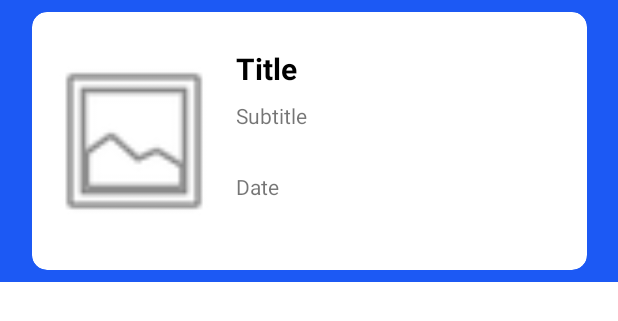
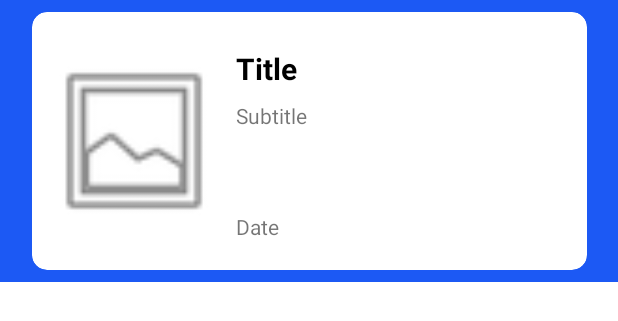
Before and after one commit to michaellchandra/MAD_MVVM_MovieDB, an Android app: the layout card_now_playing.xml on its own in the app's theme, with its tools: preview values and no code run, on a phone screen of 412 x 824 dp. Shown: the top 321 px of the screen. Run offline under Robolectric (Android 15) with nearby library versions, the phone set to English and light mode, and no system bars.

Commit message:
initial commit

```diff
--- a/app/src/main/res/layout/card_now_playing.xml
+++ b/app/src/main/res/layout/card_now_playing.xml
@@ -40,11 +40,11 @@
 
             <TextView
                 android:id="@+id/lbl_title_card_nowplaying"
-                android:layout_width="210dp"
+                android:layout_width="209dp"
                 android:layout_height="wrap_content"
                 android:layout_marginStart="8dp"
                 android:layout_marginTop="24dp"
-                android:maxLines="1"
+                android:maxLines="2"
                 android:text="Title"
                 android:textColor="@color/black"
                 android:textSize="20dp"
@@ -68,10 +68,10 @@
                 android:layout_width="wrap_content"
                 android:layout_height="wrap_content"
                 android:layout_marginStart="8dp"
-                android:layout_marginTop="28dp"
+                android:layout_marginTop="133dp"
                 android:text="Date"
                 app:layout_constraintStart_toEndOf="@+id/img_poster_card_nowplaying"
-                app:layout_constraintTop_toBottomOf="@+id/lbl_overview_card_nowplaying" />
+                app:layout_constraintTop_toTopOf="parent" />
         </androidx.constraintlayout.widget.ConstraintLayout>
     </androidx.cardview.widget.CardView>
 </androidx.constraintlayout.widget.ConstraintLayout>
```
